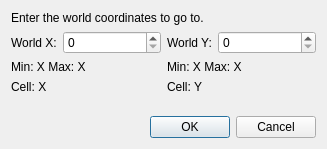
Qt form src/editor/gotodialog.ui (timbaker/pzworlded) before a commit.
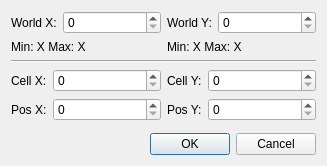
The same form after that commit.

Commit message: Added more coordinate spinboxes to GoToDialog.

The edit to the form file:
```diff
--- a/src/editor/gotodialog.ui
+++ b/src/editor/gotodialog.ui
@@ -7,13 +7,56 @@
     <x>0</x>
     <y>0</y>
     <width>327</width>
-    <height>149</height>
+    <height>166</height>
    </rect>
   </property>
   <property name="windowTitle">
    <string>Go To Coordinates</string>
   </property>
   <layout class="QGridLayout" name="gridLayout">
+   <item row="1" column="1">
+    <widget class="QLabel" name="rangeY">
+     <property name="text">
+      <string>Min: X Max: X</string>
+     </property>
+    </widget>
+   </item>
+   <item row="4" column="1">
+    <layout class="QHBoxLayout" name="horizontalLayout_6" stretch="0,1">
+     <item>
+      <widget class="QLabel" name="labelX_4">
+       <property name="text">
+        <string>Pos Y:</string>
+       </property>
+      </widget>
+     </item>
+     <item>
+      <widget class="QSpinBox" name="posY">
+       <property name="maximum">
+        <number>300000</number>
+       </property>
+      </widget>
+     </item>
+    </layout>
+   </item>
+   <item row="3" column="0">
+    <layout class="QHBoxLayout" name="horizontalLayout_3" stretch="0,1">
+     <item>
+      <widget class="QLabel" name="labelX_2">
+       <property name="text">
+        <string>Cell X:</string>
+       </property>
+      </widget>
+     </item>
+     <item>
+      <widget class="QSpinBox" name="cellX">
+       <property name="maximum">
+        <number>300000</number>
+       </property>
+      </widget>
+     </item>
+    </layout>
+   </item>
    <item row="5" column="0">
     <spacer name="verticalSpacer">
      <property name="orientation">
@@ -37,14 +80,7 @@
      </property>
     </widget>
    </item>
-   <item row="0" column="0" colspan="2">
-    <widget class="QLabel" name="label">
-     <property name="text">
-      <string>Enter the world coordinates to go to.</string>
-     </property>
-    </widget>
-   </item>
-   <item row="1" column="0">
+   <item row="0" column="0">
     <layout class="QHBoxLayout" name="horizontalLayout" stretch="0,1">
      <item>
       <widget class="QLabel" name="labelX">
@@ -62,7 +98,7 @@
      </item>
     </layout>
    </item>
-   <item row="1" column="1">
+   <item row="0" column="1">
     <layout class="QHBoxLayout" name="horizontalLayout_2" stretch="0,1">
      <item>
       <widget class="QLabel" name="labelY">
@@ -80,31 +116,53 @@
      </item>
     </layout>
    </item>
-   <item row="3" column="0">
-    <widget class="QLabel" name="cellX">
-     <property name="text">
-      <string>Cell: X</string>
-     </property>
-    </widget>
-   </item>
-   <item row="2" column="0">
+   <item row="1" column="0">
     <widget class="QLabel" name="rangeX">
      <property name="text">
       <string>Min: X Max: X</string>
      </property>
     </widget>
    </item>
-   <item row="2" column="1">
-    <widget class="QLabel" name="rangeY">
-     <property name="text">
-      <string>Min: X Max: X</string>
-     </property>
-    </widget>
-   </item>
    <item row="3" column="1">
-    <widget class="QLabel" name="cellY">
-     <property name="text">
-      <string>Cell: Y</string>
+    <layout class="QHBoxLayout" name="horizontalLayout_4" stretch="0,1">
+     <item>
+      <widget class="QLabel" name="labelY_2">
+       <property name="text">
+        <string>Cell Y:</string>
+       </property>
+      </widget>
+     </item>
+     <item>
+      <widget class="QSpinBox" name="cellY">
+       <property name="maximum">
+        <number>300000</number>
+       </property>
+      </widget>
+     </item>
+    </layout>
+   </item>
+   <item row="4" column="0">
+    <layout class="QHBoxLayout" name="horizontalLayout_5" stretch="0,1">
+     <item>
+      <widget class="QLabel" name="labelX_3">
+       <property name="text">
+        <string>Pos X:</string>
+       </property>
+      </widget>
+     </item>
+     <item>
+      <widget class="QSpinBox" name="posX">
+       <property name="maximum">
+        <number>300000</number>
+       </property>
+      </widget>
+     </item>
+    </layout>
+   </item>
+   <item row="2" column="0" colspan="2">
+    <widget class="Line" name="line">
+     <property name="orientation">
+      <enum>Qt::Horizontal</enum>
      </property>
     </widget>
    </item>
```
Left out of the diff: 13 changed lines with no effect on the pictures. The commit also changes 3 other files.
